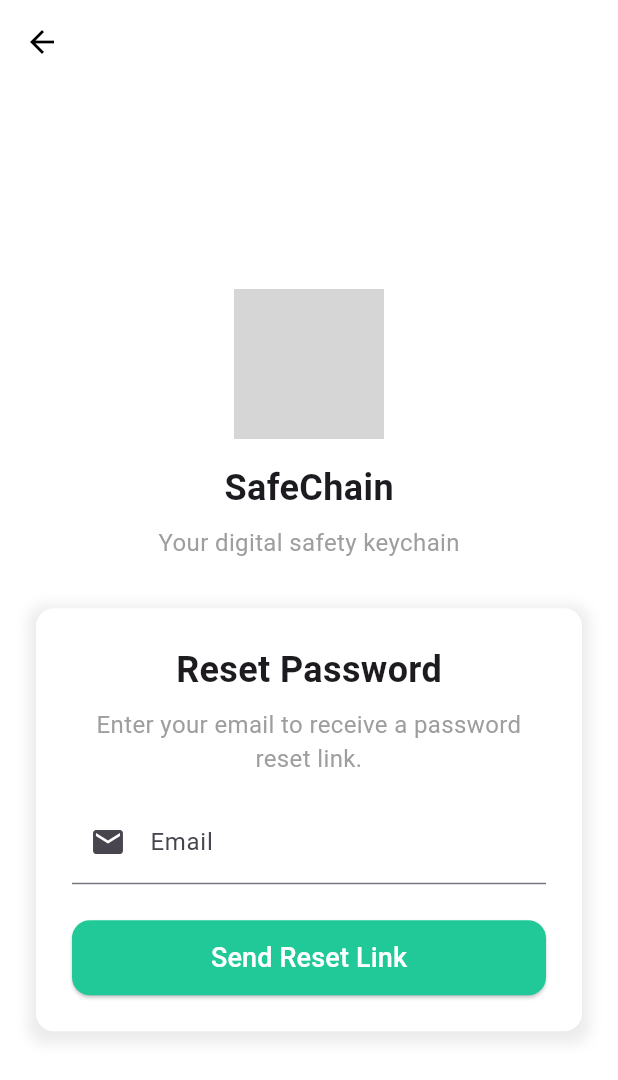
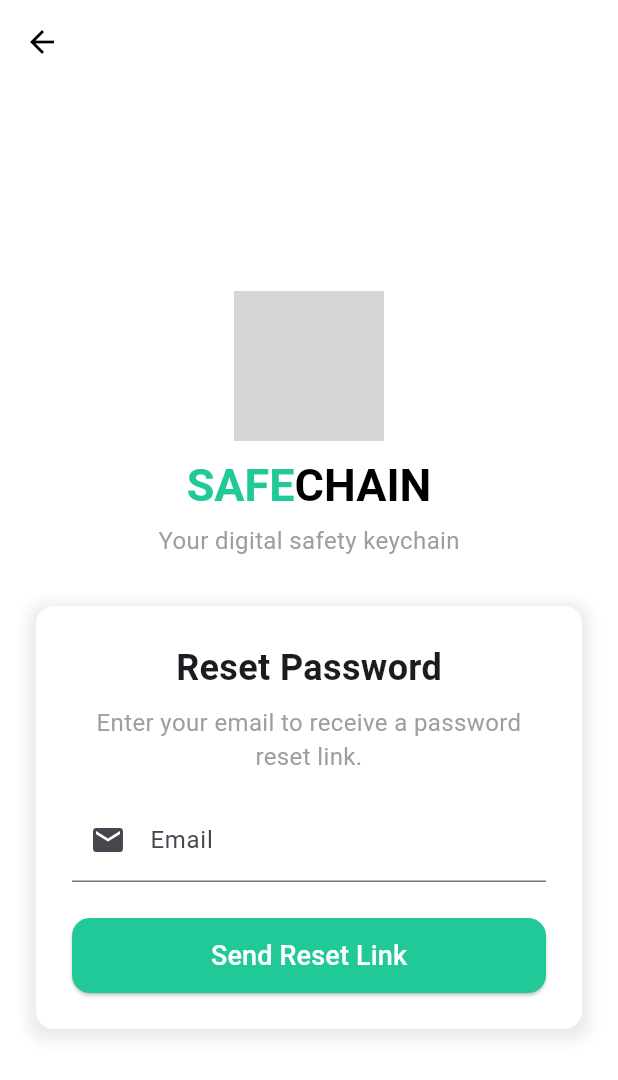
Before and after one commit to Oshinobi-obi/safechain_mobile, a Flutter app: the screen it shows after launch, after a tap on "Forgot Password?", on a phone screen of 412 x 824 dp. Shown: the top 1080 px of the screen. Run offline on Flutter 3.47's test engine with Material 3 defaults, Android fonts, the phone set to English and light mode, and no system bars; our stand-ins replace cloud_firestore, firebase_auth, firebase_core, flutter_map, latlong2, location and 1 more; accounts and stored records are empty; grey boxes are pictures that could not be loaded.

Commit message:
Fix Title and Spacing

```diff
--- a/lib/screens/forgot_password/forgot_password_screen.dart
+++ b/lib/screens/forgot_password/forgot_password_screen.dart
@@ -1,6 +1,7 @@
 import 'package:flutter/material.dart';
 import 'package:firebase_auth/firebase_auth.dart';
 import 'package:safechain/modals/success_modal.dart';
+import 'package:safechain/widgets/safechain_logo.dart';
 
 class ForgotPasswordScreen extends StatefulWidget {
   const ForgotPasswordScreen({super.key});
@@ -71,8 +72,8 @@ class _ForgotPasswordScreenState extends State<ForgotPasswordScreen> {
             mainAxisAlignment: MainAxisAlignment.center,
             children: [
               Image.asset('images/logo.png', height: 100),
-              const SizedBox(height: 16),
-              const Text('SafeChain', style: TextStyle(fontSize: 24, fontWeight: FontWeight.bold)),
+              const SizedBox(height: 12),
+              const SafeChainLogo(),
               const SizedBox(height: 8),
               const Text('Your digital safety keychain', style: TextStyle(fontSize: 16, color: Colors.grey)),
               const SizedBox(height: 32),
--- a/lib/screens/login/login_screen.dart
+++ b/lib/screens/login/login_screen.dart
@@ -6,6 +6,7 @@ import 'package:safechain/screens/home/home_screen.dart';
 import 'package:safechain/screens/signup/signup_screen.dart';
 import 'package:safechain/screens/forgot_password/forgot_password_screen.dart';
 import 'package:safechain/modals/error_modal.dart';
+import 'package:safechain/widgets/safechain_logo.dart';
 
 class LoginScreen extends StatefulWidget {
   const LoginScreen({super.key});
@@ -124,8 +125,8 @@ class _LoginScreenState extends State<LoginScreen> {
                 mainAxisAlignment: MainAxisAlignment.center,
                 children: [
                   Image.asset('images/logo.png', height: 100),
-                  const SizedBox(height: 16),
-                  const Text('SafeChain', style: TextStyle(fontSize: 24, fontWeight: FontWeight.bold)),
+                  const SizedBox(height: 12),
+                  const SafeChainLogo(),
                   const SizedBox(height: 8),
                   const Text('Your digital safety keychain', style: TextStyle(fontSize: 16, color: Colors.grey)),
                   const SizedBox(height: 32),
--- a/lib/screens/signup/signup_screen.dart
+++ b/lib/screens/signup/signup_screen.dart
@@ -4,6 +4,7 @@ import 'package:cloud_firestore/cloud_firestore.dart';
 import 'package:safechain/modals/success_modal.dart';
 import 'package:safechain/screens/login/login_screen.dart';
 import 'package:safechain/widgets/phone_number_input.dart';
+import 'package:safechain/widgets/safechain_logo.dart';
 
 class SignupScreen extends StatefulWidget {
   const SignupScreen({super.key});
@@ -140,8 +141,8 @@ class _SignupScreenState extends State<SignupScreen> {
               mainAxisAlignment: MainAxisAlignment.center,
               children: [
                 Image.asset('images/logo.png', height: 100),
-                const SizedBox(height: 16),
-                const Text('SafeChain', style: TextStyle(fontSize: 24, fontWeight: FontWeight.bold)),
+                const SizedBox(height: 12),
+                const SafeChainLogo(),
                 const SizedBox(height: 8),
                 const Text('Your digital safety keychain', style: TextStyle(fontSize: 16, color: Colors.grey)),
                 const SizedBox(height: 32),
--- /dev/null
+++ b/lib/widgets/safechain_logo.dart
@@ -0,0 +1,24 @@
+import 'package:flutter/material.dart';
+
+class SafeChainLogo extends StatelessWidget {
+  const SafeChainLogo({super.key});
+
+  @override
+  Widget build(BuildContext context) {
+    return RichText(
+      text: const TextSpan(
+        style: TextStyle(
+          fontSize: 30,
+          fontWeight: FontWeight.bold,
+        ),
+        children: <TextSpan>[
+          TextSpan(
+              text: 'SAFE',
+              style: TextStyle(color: Color(0xFF20C997))),
+          TextSpan(
+              text: 'CHAIN', style: TextStyle(color: Colors.black)),
+        ],
+      ),
+    );
+  }
+}
```
